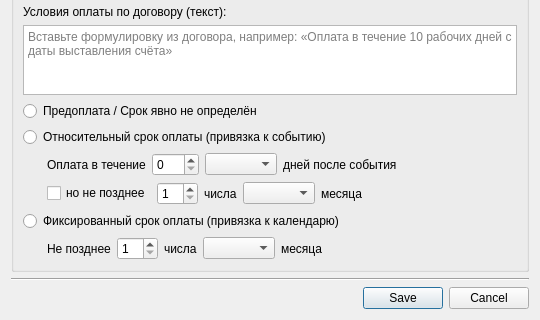
This is designer/ui/contractdialog.ui in Aleee/FinanceCalender as Qt 5 draws it before an edit; both pictures show x 0 to 540 and y 257 to 577 of the 540 by 577 pixel window. The edited form follows.
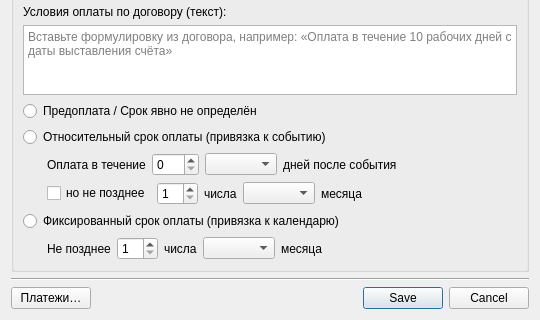
This is the edited form.

Commit message: feat: contract history and edit payments

```diff
--- a/designer/ui/contractdialog.ui
+++ b/designer/ui/contractdialog.ui
@@ -386,6 +386,18 @@
     </widget>
    </item>
    <item>
+    <layout class="QHBoxLayout" name="horizontalLayout_buttons">
+     <item>
+      <widget class="QPushButton" name="pb_history">
+       <property name="text">
+        <string>Платежи…</string>
+       </property>
+       <property name="autoDefault">
+        <bool>false</bool>
+       </property>
+      </widget>
+     </item>
+     <item>
     <widget class="QDialogButtonBox" name="buttonBox">
      <property name="standardButtons">
       <set>QDialogButtonBox::StandardButton::Cancel|QDialogButtonBox::StandardButton::Save</set>
@@ -393,6 +405,8 @@
     </widget>
    </item>
   </layout>
+   </item>
+  </layout>
  </widget>
  <tabstops>
   <tabstop>le_documentname</tabstop>
```
Left out of the diff: 1 changed line with no effect on the pictures. Lines whose indentation alone changed are shown as unchanged. The commit also changes 21 other files.
